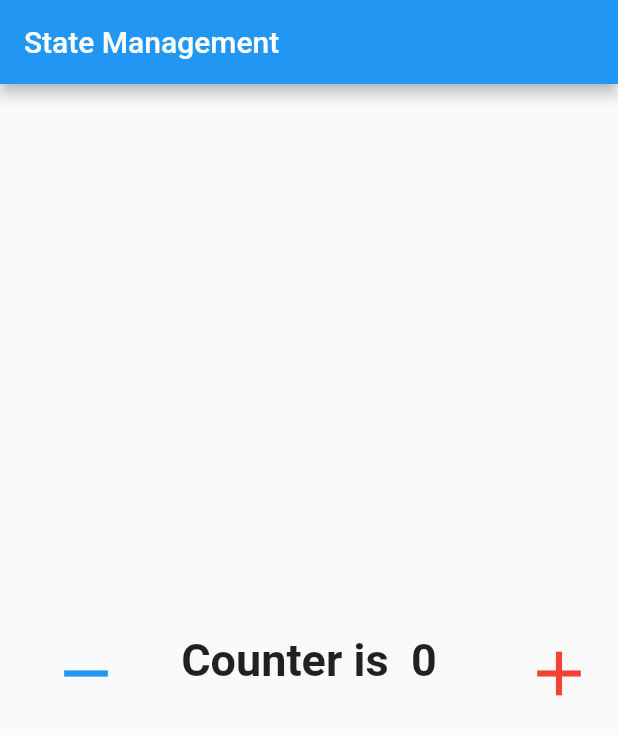
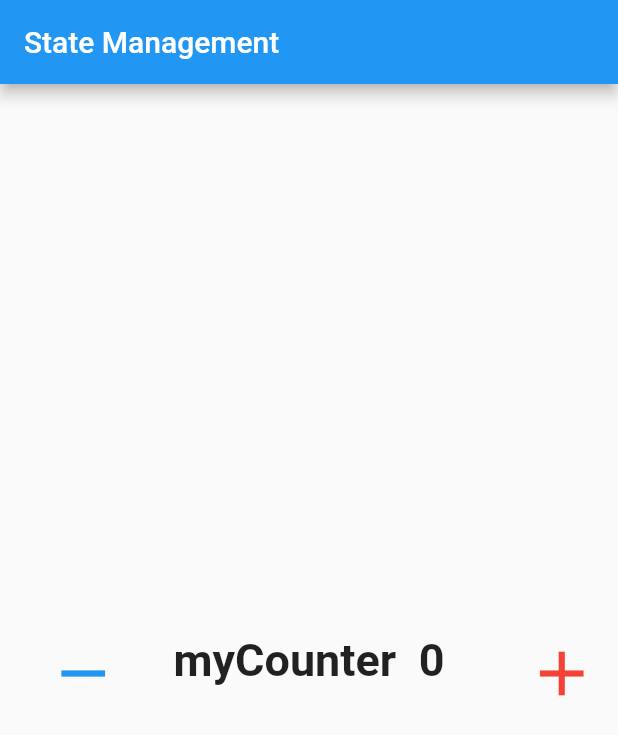
Before and after one commit to Devsaci/code2start, a Flutter app: the screen it shows after launch, on a phone screen of 412 x 824 dp. Shown: the top 735 px of the screen. Run offline on Flutter 3.47's test engine with Material 2 defaults, Android fonts, the phone set to English and light mode, and no system bars.

Commit message:
StatefulBuilder  => Row myCounter

```diff
--- a/lib/main.dart
+++ b/lib/main.dart
@@ -32,13 +32,21 @@ class Home extends StatelessWidget {
 
   @override
   Widget build(BuildContext context) {
-    return StatefulBuilder(
-      builder: (context, StateSetter setState) => Scaffold(
+    return  Scaffold(
         appBar: AppBar(
           title: const Text("State Management"),
         ),
         body: Center(
-          child: Row(
+          child: myCounter(context),
+        ),
+      );
+
+  }
+
+  Widget? myCounter(BuildContext context) {
+    return StatefulBuilder(
+      builder: (context, StateSetter setState) {
+        return Row(
           mainAxisAlignment: MainAxisAlignment.spaceAround,
           children: [
             IconButton(
@@ -54,7 +62,7 @@ class Home extends StatelessWidget {
               ),
             ),
             Text(
-                'Counter is  $counter',
+              'myCounter  $counter',
               style: const TextStyle(
                 fontSize: 30,
                 fontWeight: FontWeight.bold,
@@ -73,13 +81,8 @@ class Home extends StatelessWidget {
               ),
             ),
           ],
-          ),
-        ),
-      ),
+        );
+      },
     );
   }
-
-  Widget? myCounter() {
-    return null;
 }
-}
```
Lines whose indentation alone changed are shown as unchanged.
